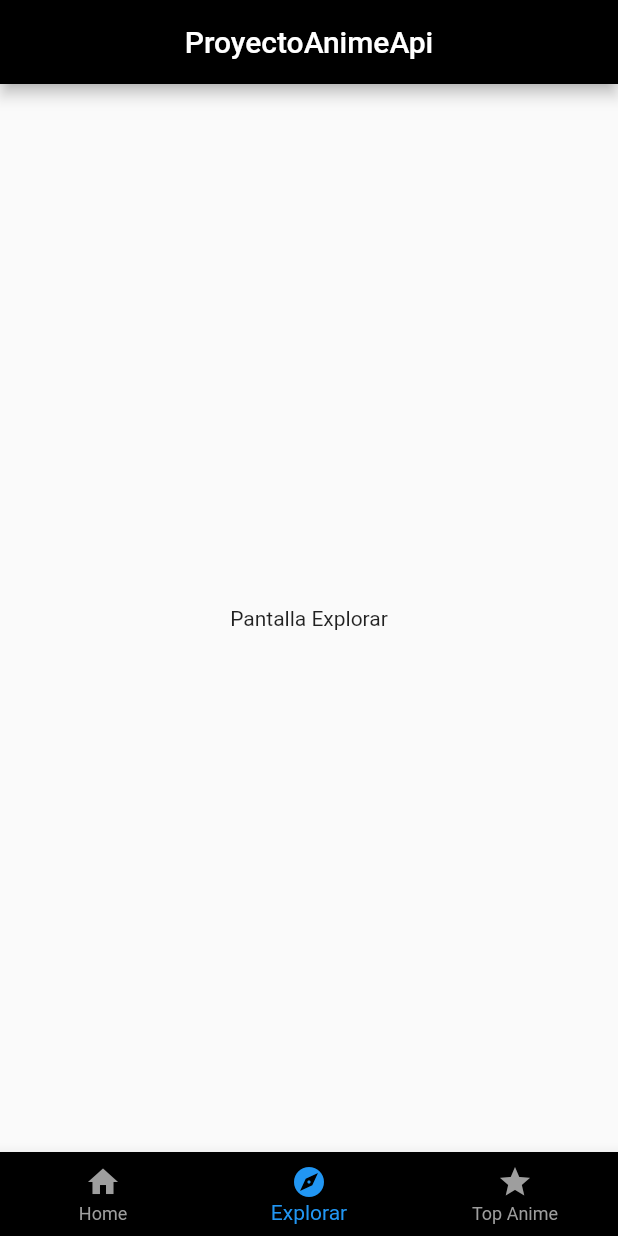
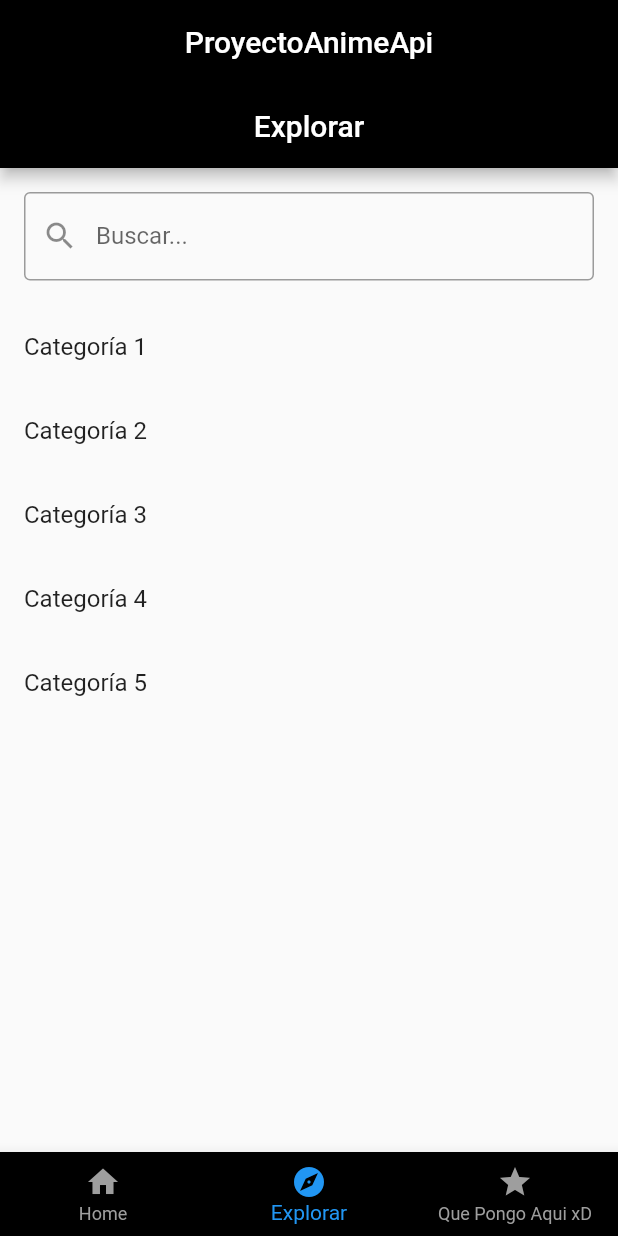
Before and after one commit to EmmanuelSalcido/anime_app, a Flutter app: the screen it shows after launch, item 2 of the bottom bar chosen, on a phone screen of 412 x 824 dp. Run offline on Flutter 3.47's test engine with Material 2 defaults, Android fonts, the light colour scheme and no system bars.

Commit message:
Barra de busqueda en explorar

```diff
--- a/lib/screen/explore_screen.dart
+++ b/lib/screen/explore_screen.dart
@@ -3,9 +3,49 @@ import 'package:flutter/material.dart';
 class ExploreScreen extends StatelessWidget {
   @override
   Widget build(BuildContext context) {
-    // Coloca el contenido de la pantalla "Explorar" aquí
-    return Center(
-      child: Text('Pantalla Explorar'),
+    return Scaffold(
+      appBar: AppBar(
+        title: Text('Explorar'),
+        centerTitle: true,
+        backgroundColor: Colors.black,
+      ),
+      body: Column(
+        children: [
+          // Barra de búsqueda
+          Padding(
+            padding: const EdgeInsets.all(16.0),
+            child: TextField(
+              decoration: InputDecoration(
+                labelText: 'Buscar...',
+                prefixIcon: Icon(Icons.search),
+                border: OutlineInputBorder(),
+              ),
+            ),
+          ),
+          // Lista de categorías
+          Expanded(
+            child: ListView(
+              children: [
+                _buildCategoryItem('Categoría 1'),
+                _buildCategoryItem('Categoría 2'),
+                _buildCategoryItem('Categoría 3'),
+                _buildCategoryItem('Categoría 4'),
+                _buildCategoryItem('Categoría 5'),
+                // Agrega más elementos de categoría según sea necesario
+              ],
+            ),
+          ),
+        ],
+      ),
+    );
+  }
+
+  Widget _buildCategoryItem(String categoryName) {
+    return ListTile(
+      title: Text(categoryName),
+      onTap: () {
+        // Agregar acción al hacer clic en una categoría si es necesario
+      },
     );
   }
 }
--- a/lib/screen/home_screen.dart
+++ b/lib/screen/home_screen.dart
@@ -40,7 +40,7 @@ class _HomeScreenState extends State<HomeScreen> {
           ),
           BottomNavigationBarItem(
             icon: Icon(Icons.star),
-            label: 'Top Anime',
+            label: 'Que Pongo Aqui xD',
           ),
         ],
       ),
--- a/lib/screen/top_anime_screen.dart
+++ b/lib/screen/top_anime_screen.dart
@@ -5,7 +5,7 @@ class TopAnimeScreen extends StatelessWidget {
   Widget build(BuildContext context) {
     // Coloca el contenido de la pantalla "Top Anime" aquí
     return Center(
-      child: Text('Pantalla Top Anime'),
+      child: Text('Hola Guapo'),
     );
   }
 }
```
